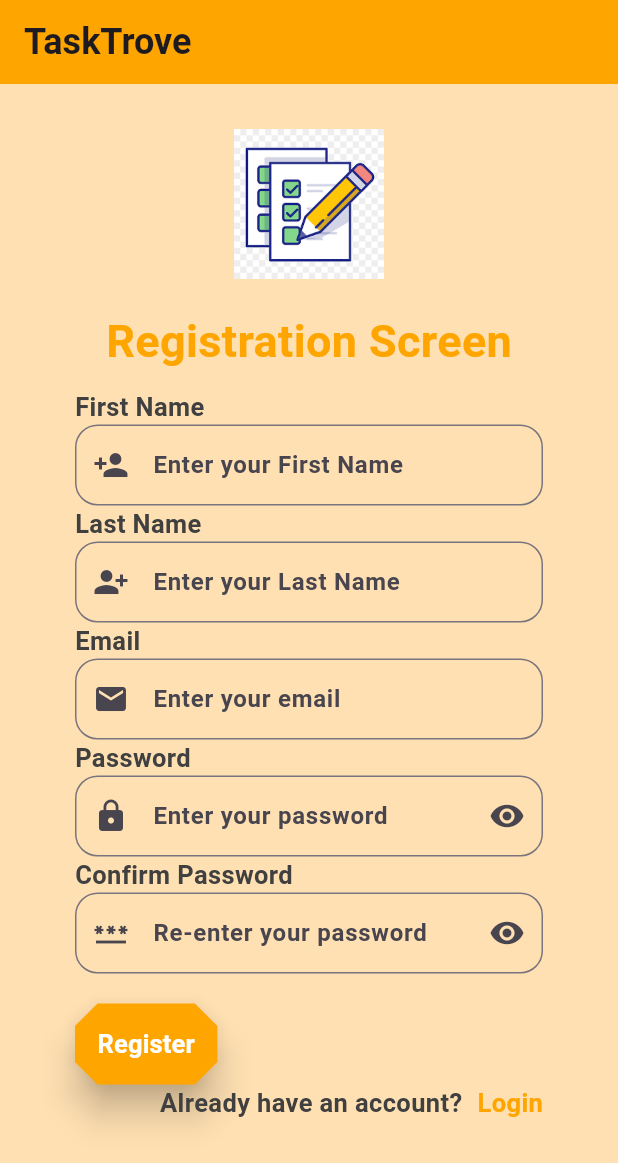
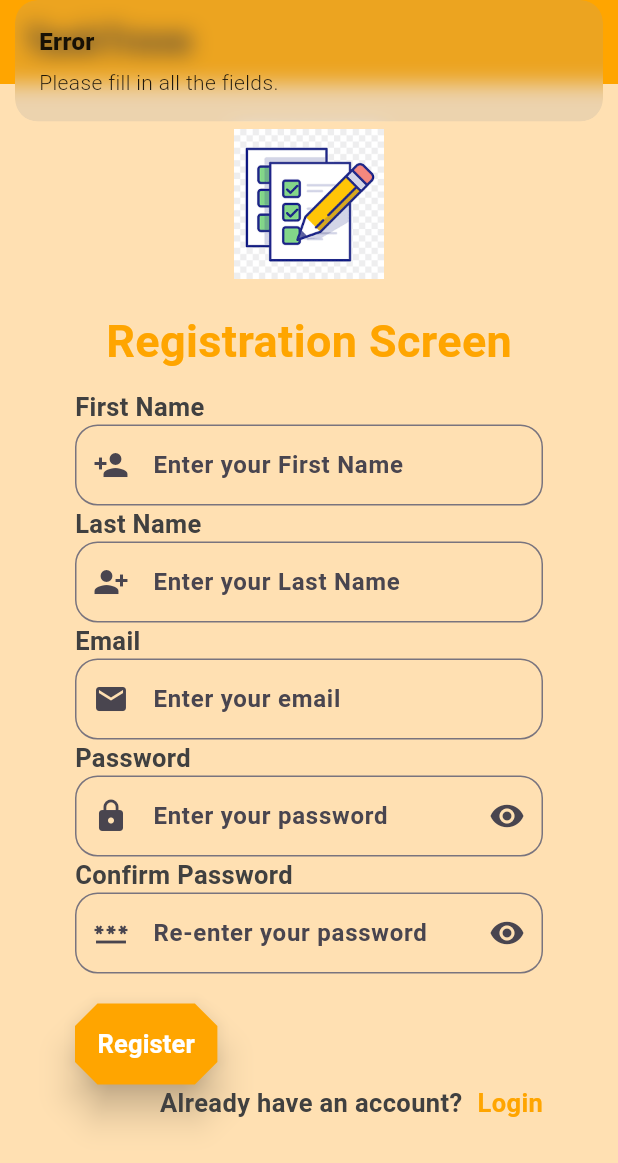
Before and after one commit to Raysika/todo_list_app, a Flutter app: the RegistrationScreen screen opened by its route, after a tap on "Register", on a phone screen of 412 x 824 dp. Shown: the top 1163 px of the screen. Run offline on Flutter 3.47's test engine with Material 3 defaults, Android fonts, the phone set to English and light mode, and no system bars; our stand-ins replace get, settings_ui.

Commit message:
changed signedupUser function to validate input details and check if password match

```diff
--- a/lib/views/registration.dart
+++ b/lib/views/registration.dart
@@ -126,24 +126,49 @@ class RegistrationScreen extends StatelessWidget {
     );
   }
   Future<void> signupUser() async {
+    // Validate input fields
+    if (firstnameController.text.trim().isEmpty ||
+        lastnameController.text.trim().isEmpty ||
+        emailController.text.trim().isEmpty ||
+        passwordController.text.trim().isEmpty ||
+        repasswordController.text.trim().isEmpty) {
+      Get.snackbar('Error', 'Please fill in all the fields.');
+      return;
+    }
+
+    // Check if passwords match
+    if (passwordController.text.trim() != repasswordController.text.trim()) {
+      Get.snackbar('Error', 'Passwords do not match.');
+      return;
+    }
+
     http.Response response;
     var body = {
-  'first_name': firstnameController.text.trim(),
-  'last_name': lastnameController.text.trim(),
-  'email': emailController.text.trim(),
-  'password': passwordController.text.trim()
-};
+      'first_name': firstnameController.text.trim(),
+      'last_name': lastnameController.text.trim(),
+      'email': emailController.text.trim(),
+      'password': passwordController.text.trim(),
+    };
 
-    response = await http.post(Uri.parse(
-        'https://acs314flutter.xyz/ray_students/signup.php'), body: body);
+    response = await http.post(
+        Uri.parse('https://acs314flutter.xyz/ray_students/signup.php'),
+        body: body);
 
     if (response.statusCode == 200) {
       var serverResponse = json.decode(response.body);
       int signupStatus = serverResponse['success'];
       if (signupStatus == 1) {
-        //navigate to login
+        // Navigate to login
         Get.offAndToNamed('/login');
+      } else {
+        // Handle signup failure
+        Get.snackbar('Error', 'Registration failed. Please try again.');
       }
+    } else {
+      // Handle HTTP request failure
+      Get.snackbar('Error',
+          'Failed to register. Please check your internet connection.');
+    }
   }
+
 }
-}
```
